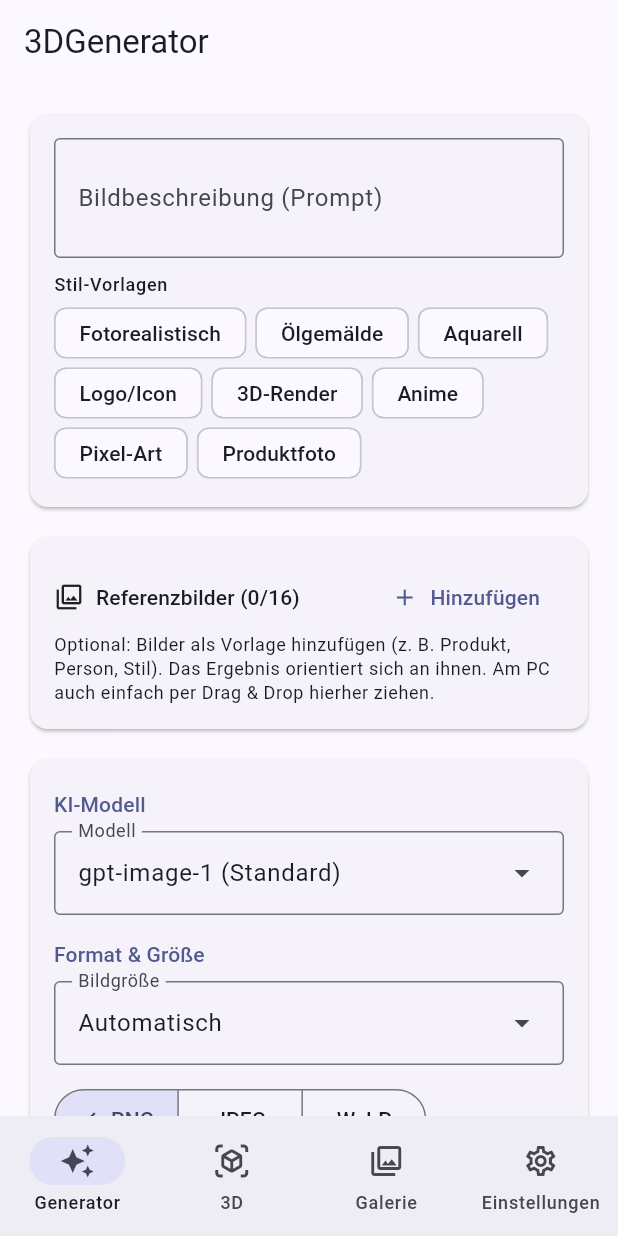
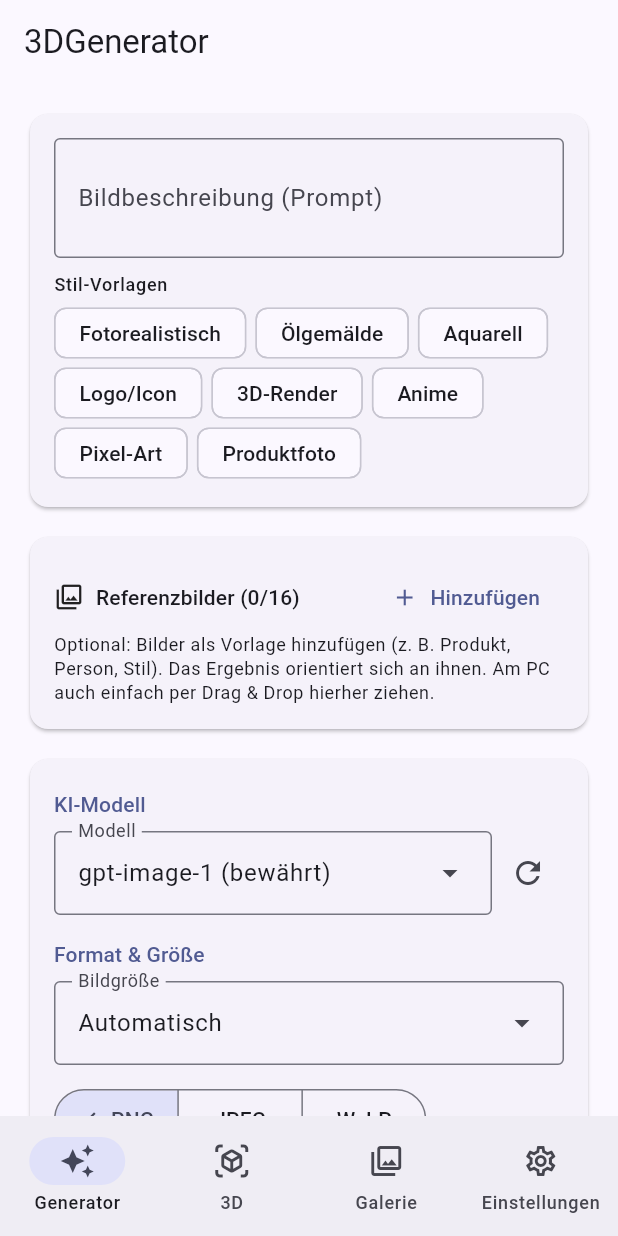
Before and after one commit to Alex1977-code/Bildgenerator, a Flutter app: the screen it shows after launch, on a phone screen of 412 x 824 dp. Run offline on Flutter 3.47's test engine with Material 3 defaults, Android fonts, the phone set to English and light mode, and no system bars; our stand-ins replace flutter_secure_storage, image_picker, share_plus, shared_preferences, web; missing offline and left inert: dart:js_interop, desktop_drop, file_selector; statements that could not run were skipped.

Commit message:
OBJ-Export + aktuelle Bild-Modelle mit Anbieter-Abruf
- OBJ-Export im 3D-Viewer: Wavefront OBJ mit Vertexfarben
  („v x y z r g b“) in Originalmaßen – direkt lesbar in Blender,
  MeshLab & Co.; Test prüft Vertex-/Flächenzahlen, Farbspalten und
  1-basierte Indizes
- Bild-Modelle aktualisiert: gpt-image-2 (neuestes) und gpt-image-1.5
  in der OpenAI-Auswahl, SD 3.5 als dritte Stability-Engine
  (inkl. sd3-Endpunkt im Generator)
- Neuer Aktualisieren-Knopf neben der Modell-Auswahl im Generator-Tab:
  lädt die aktuell verfügbaren Bild-Modelle direkt vom Anbieter
  (OpenAI /v1/models, Google models-Liste, gefiltert auf
  generateContent-Bildmodelle), speichert sie dauerhaft und ergänzt
  Dropdown und Einstellungs-Chips – neue Modelle sind so ohne
  App-Update wählbar

Co-Authored-By: Claude <noreply@anthropic.com>
Claude-Session: https://claude.ai/code/session_01X62YrZoYAAA7b7wtJTmR84

```diff
--- a/lib/models/models.dart
+++ b/lib/models/models.dart
@@ -350,12 +350,15 @@ String geminiAspectPixelLabel(String aspect, String imageSize) {
 /// beliebige andere Modell-ID eingetragen werden (z. B. wenn ein Anbieter
 /// ein neueres Modell veröffentlicht).
 const List<Option> openAiModelOptions = [
-  ('gpt-image-1', 'gpt-image-1 (Standard)'),
-  ('gpt-image-1-mini', 'gpt-image-1-mini (günstiger)'),
+  ('gpt-image-2', 'gpt-image-2 (neuestes Modell)'),
+  ('gpt-image-1.5', 'gpt-image-1.5'),
+  ('gpt-image-1', 'gpt-image-1 (bewährt)'),
+  ('gpt-image-1-mini', 'gpt-image-1-mini (am günstigsten)'),
 ];
 
 const List<Option> stabilityModelOptions = [
   ('core', 'Core (günstig, Style-Presets)'),
+  ('sd3', 'SD 3.5 (fotorealistisch)'),
   ('ultra', 'Ultra (höchste Qualität)'),
 ];
 
--- a/lib/screens/generator_screen.dart
+++ b/lib/screens/generator_screen.dart
@@ -8,6 +8,7 @@ import '../models/models.dart';
 import '../services/exporter.dart';
 import '../services/generators.dart';
 import '../services/history_service.dart';
+import '../services/model_catalog.dart';
 import '../services/prompt_relay.dart';
 import '../services/settings_service.dart';
 import '../services/watermark.dart';
@@ -65,6 +66,33 @@ class _GeneratorScreenState extends State<GeneratorScreen> {
     _negativeCtrl.dispose();
     _seedCtrl.dispose();
     super.dispose();
+  }
+
+  bool _refreshingModels = false;
+
+  /// Holt die aktuell verfügbaren Modelle direkt vom Anbieter.
+  Future<void> _refreshModels() async {
+    final settings = context.read<SettingsService>();
+    final provider = settings.provider;
+    final apiKey = settings.apiKeyFor(provider)?.trim() ?? '';
+    if (provider != GenProvider.stability && apiKey.isEmpty) {
+      _showSnack('Für die Modell-Liste wird der API-Schlüssel von '
+          '${provider.label} benötigt (Einstellungen).');
+      return;
+    }
+    setState(() => _refreshingModels = true);
+    try {
+      final models = await fetchAvailableModels(provider, apiKey);
+      await settings.setFetchedModels(provider, models);
+      if (mounted) {
+        _showSnack('${models.length} Modelle geladen – Liste ist auf '
+            'dem neuesten Stand.');
+      }
+    } on GenerationException catch (e) {
+      if (mounted) _showSnack(e.message);
+    } finally {
+      if (mounted) setState(() => _refreshingModels = false);
+    }
   }
 
   void _showSnack(String message) {
@@ -548,11 +576,18 @@ class _GeneratorScreenState extends State<GeneratorScreen> {
       GenProvider.stability => settings.stabilityAspect,
       GenProvider.gemini => settings.geminiAspect,
     };
-    final knownModels = switch (provider) {
+    final staticModels = switch (provider) {
       GenProvider.openai => openAiModelOptions,
       GenProvider.stability => stabilityModelOptions,
       GenProvider.gemini => geminiModelOptions,
     };
+    // Vom Anbieter abgerufene Modelle ergänzen die eingebaute Liste –
+    // so bleiben neue Modelle ohne App-Update wählbar.
+    final knownModels = [
+      ...staticModels,
+      for (final id in settings.fetchedModelsFor(provider))
+        if (!staticModels.any((option) => option.$1 == id)) (id, id),
+    ];
     final currentModel = settings.modelFor(provider);
     return Card(
       child: Padding(
@@ -561,14 +596,20 @@ class _GeneratorScreenState extends State<GeneratorScreen> {
           crossAxisAlignment: CrossAxisAlignment.start,
           children: [
             const SectionLabel('KI-Modell'),
-            DropdownMenu<String>(
-              key: ValueKey('model-${provider.name}-$currentModel'),
+            Row(
+              crossAxisAlignment: CrossAxisAlignment.center,
+              children: [
+                Expanded(
+                  child: DropdownMenu<String>(
+                    key: ValueKey('model-${provider.name}-$currentModel'
+                        '-${knownModels.length}'),
                     initialSelection: currentModel,
                     label: const Text('Modell'),
                     expandedInsets: EdgeInsets.zero,
                     dropdownMenuEntries: [
                       for (final option in knownModels)
-                  DropdownMenuEntry(value: option.$1, label: option.$2),
+                        DropdownMenuEntry(
+                            value: option.$1, label: option.$2),
                       if (!knownModels.any((o) => o.$1 == currentModel))
                         DropdownMenuEntry(
                           value: currentModel,
@@ -576,8 +617,25 @@ class _GeneratorScreenState extends State<GeneratorScreen> {
                         ),
                     ],
                     onSelected: (value) {
-                if (value != null) settings.setModelFor(provider, value);
+                      if (value != null) {
+                        settings.setModelFor(provider, value);
+                      }
                     },
+                  ),
+                ),
+                IconButton(
+                  tooltip: 'Aktuelle Modelle vom Anbieter laden',
+                  icon: _refreshingModels
+                      ? const SizedBox(
+                          width: 18,
+                          height: 18,
+                          child:
+                              CircularProgressIndicator(strokeWidth: 2),
+                        )
+                      : const Icon(Icons.refresh),
+                  onPressed: _refreshingModels ? null : _refreshModels,
+                ),
+              ],
             ),
             const SectionLabel('Format & Größe'),
             DropdownMenu<String>(
--- a/lib/services/generators.dart
+++ b/lib/services/generators.dart
@@ -188,8 +188,11 @@ class OpenAiGenerator implements ImageGenerator {
 /// Negativ-Prompt, Seed und Style-Presets (Core).
 class StabilityGenerator implements ImageGenerator {
   /// Nur bekannte Engines als URL-Pfad zulassen.
-  static String _engine(GenerationRequest request) =>
-      request.model == 'ultra' ? 'ultra' : 'core';
+  static String _engine(GenerationRequest request) => switch (request.model) {
+        'ultra' => 'ultra',
+        'sd3' => 'sd3',
+        _ => 'core',
+      };
 
   @override
   Future<GenerationResult> generate(
```
Also changed, not shown: lib/screens/model_preview_screen.dart (+25 -0 lines), lib/screens/settings_screen.dart (+16 -5 lines), lib/services/model_catalog.dart (added, +80 -0 lines), lib/services/obj_export.dart (added, +46 -0 lines), lib/services/settings_service.dart (+20 -0 lines), 2 other files. Lines whose indentation alone changed are shown as unchanged.
